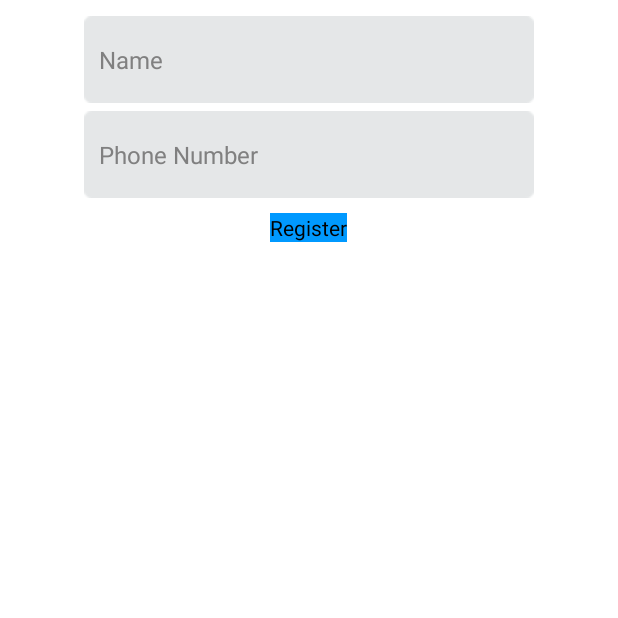
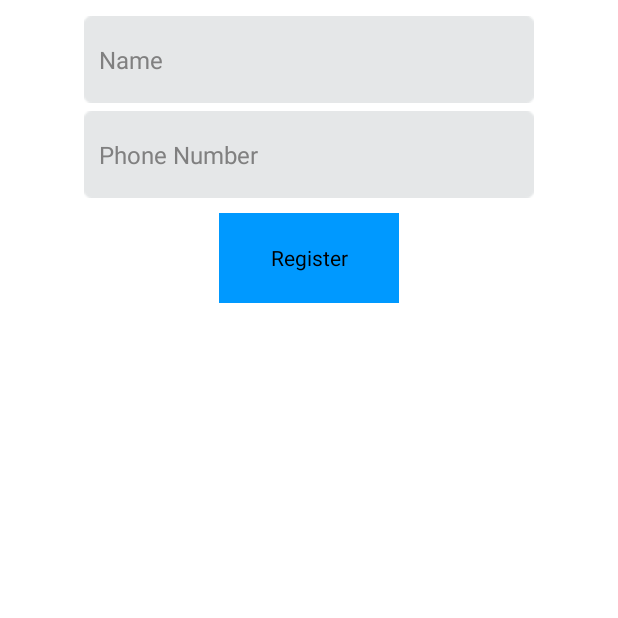
Before and after one commit to getir-hackathon-2016/locksmith-android, an Android app: the screen it shows after launch (RegisterActivity), on a phone screen of 412 x 824 dp, the top half of it. Run offline under Robolectric (Android 15) with nearby library versions, the phone set to English and light mode, and no system bars.

Commit message:
add size to register button

```diff
--- a/app/src/main/res/layout/activity_register.xml
+++ b/app/src/main/res/layout/activity_register.xml
@@ -56,8 +56,8 @@
                 android:id="@+id/regBtnReg"
                 style="@style/btn_material_white_large"
                 android:text="@string/register"
-                android:layout_width="wrap_content"
-                android:layout_height="wrap_content" />
+                android:layout_width="@dimen/pad_120dp"
+                android:layout_height="@dimen/pad_60dp" />
 
 
         </LinearLayout>
```
